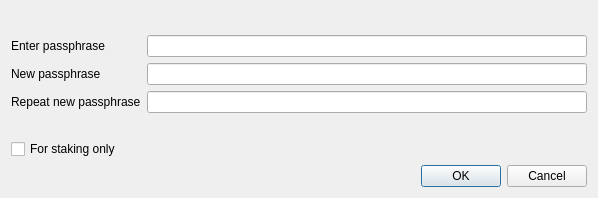
Above: src/qt/forms/askpassphrasedialog.ui from martexcoin/martexcoin_4x before the change. Below: the same form after it.
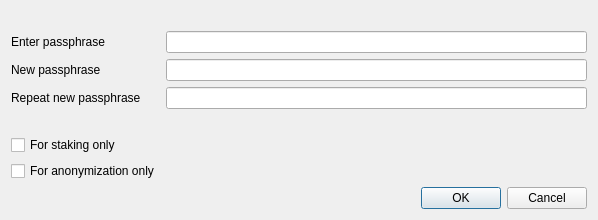
That is the form after the change.

```diff
--- a/src/qt/forms/askpassphrasedialog.ui
+++ b/src/qt/forms/askpassphrasedialog.ui
@@ -115,6 +115,24 @@
        </property>
       </widget>
      </item>
+
+<item row="5" column="0">
+ <widget class="QCheckBox" name="anonymizationCheckBox">
+ <property name="enabled">
+ <bool>true</bool>
+ </property>
+ <property name="toolTip">
+ <string>Serves to disable the trivial sendmoney when OS account compromised. Provides no real security.</string>
+ </property>
+ <property name="text">
+ <string>For anonymization only</string>
+ </property>
+ <property name="visible">
+ <bool>false</bool>
+ </property>
+ </widget>
+ </item>
+
     </layout>
    </item>
    <item>
```
